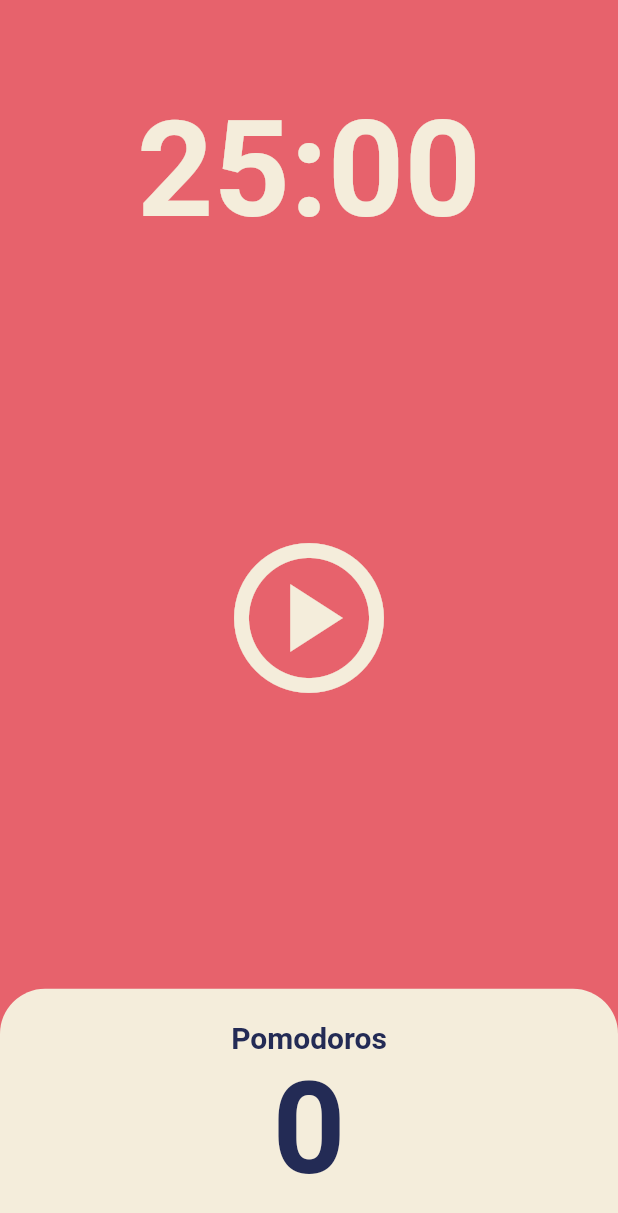
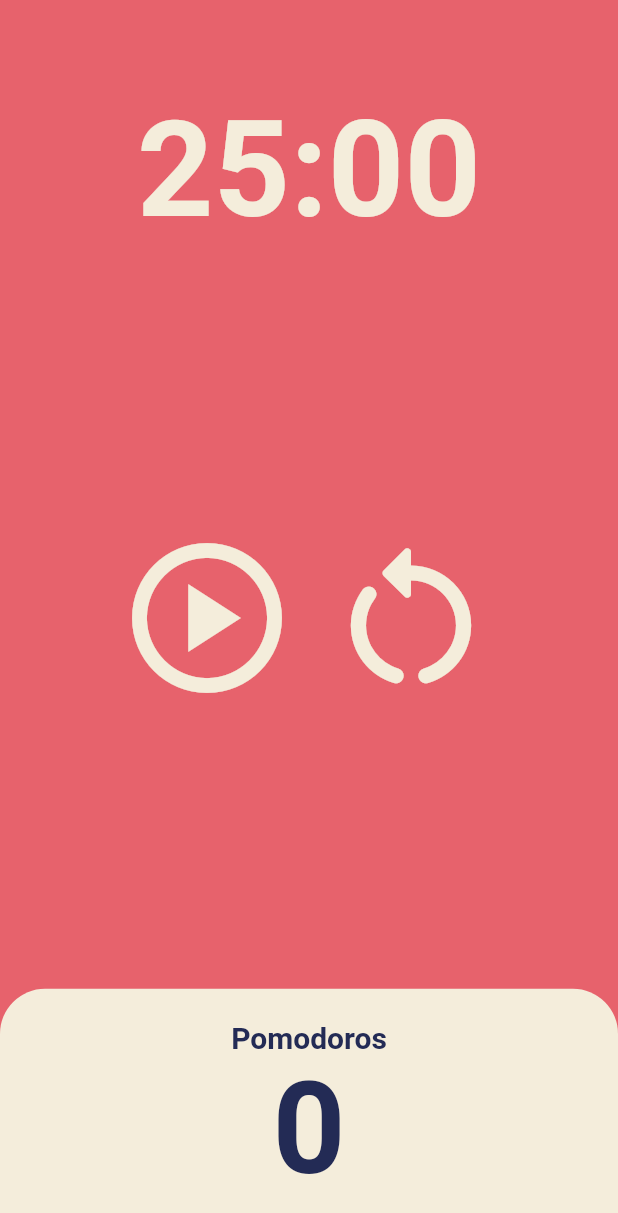
Before and after one commit to scs0209/flutter-ui-challenge, a Flutter app: the screen it shows after launch, on a phone screen of 412 x 824 dp. Shown: the top 1213 px of the screen. Run offline on Flutter 3.47's test engine with Material 2 defaults, Android fonts, the phone set to English and light mode, and no system bars.

Commit message:
feat: 타이머 초기화 기능 추가

```diff
--- a/lib/screens/home_screen.dart
+++ b/lib/screens/home_screen.dart
@@ -42,6 +42,14 @@ class _HomeScreenState extends State<HomeScreen> {
     });
   }
 
+  void onResetPressed() {
+    setState(() {
+      totalSeconds = twentyFiveMinutes;
+      isRunning = false;
+    });
+    timer.cancel();
+  }
+
   String format(int seconds) {
     var duration = Duration(seconds: seconds);
     return duration.toString().split('.').first.substring(2, 7);
@@ -79,7 +87,10 @@ class _HomeScreenState extends State<HomeScreen> {
           Flexible(
             flex: 3,
             child: Center(
-              child: IconButton(
+              child: Row(
+                mainAxisAlignment: MainAxisAlignment.center,
+                children: [
+                  IconButton(
                     iconSize: 120,
                     color: Theme.of(context).cardColor,
                     onPressed: isRunning ? onPausedPressed : onStartPressed,
@@ -88,6 +99,16 @@ class _HomeScreenState extends State<HomeScreen> {
                           ? Icons.pause_circle_outline
                           : Icons.play_circle_outlined,
                     ),
+                  ),
+                  IconButton(
+                    iconSize: 120,
+                    color: Theme.of(context).cardColor,
+                    onPressed: onResetPressed,
+                    icon: const Icon(
+                      Icons.restart_alt_rounded,
+                    ),
+                  ),
+                ],
               ),
             ),
           ),
```
Lines whose indentation alone changed are shown as unchanged.
